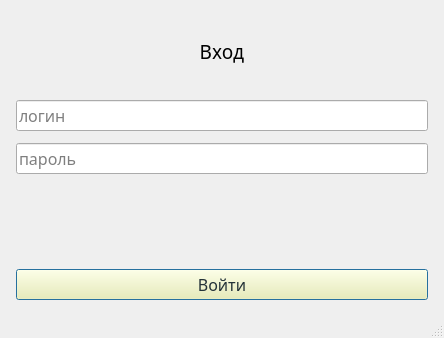
Above: Screens/login.ui from tebik44/Delivery_app before the change. Below: the same form after it.
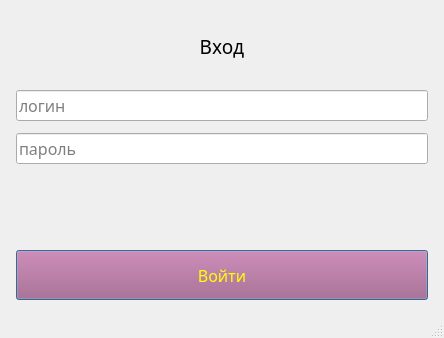
That is the form after the change.

```diff
--- a/Screens/login.ui
+++ b/Screens/login.ui
@@ -75,9 +75,16 @@
     </item>
     <item>
      <widget class="QPushButton" name="pushButton">
+      <property name="minimumSize">
+       <size>
+        <width>0</width>
+        <height>50</height>
+       </size>
+      </property>
       <property name="styleSheet">
-       <string notr="true">background-color: rgb(255, 246, 165);
-color: rgb(36, 50, 56)</string>
+       <string notr="true">color:rgb(255, 255, 0);
+background-color:rgb(170, 85, 127);
+</string>
       </property>
       <property name="text">
        <string>Войти</string>
```
